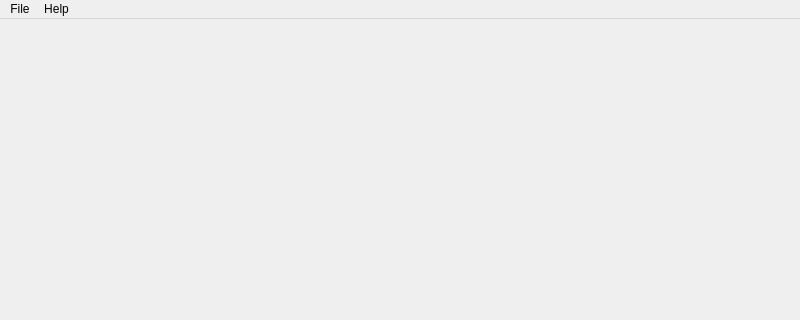
hondajke/waterLevelPredictor, file window.ui: the form before one commit; both pictures show x 0 to 800 and y 0 to 320 of the 800 by 600 pixel window.
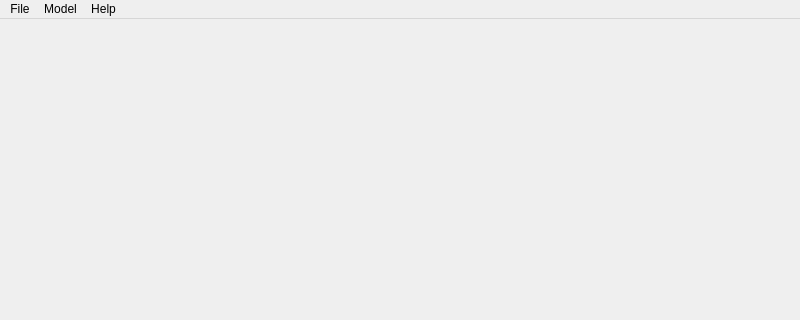
The form after the commit.

Commit message: My part of job has done

Diff of the .ui file:
```diff
--- a/window.ui
+++ b/window.ui
@@ -32,11 +32,18 @@
    </widget>
    <widget class="QMenu" name="menuHelp">
     <property name="title">
+     <string>Model</string>
+    </property>
+    <addaction name="actionPredict"/>
+   </widget>
+   <widget class="QMenu" name="menuHelp_2">
+    <property name="title">
      <string>Help</string>
     </property>
    </widget>
    <addaction name="menuFile"/>
    <addaction name="menuHelp"/>
+   <addaction name="menuHelp_2"/>
   </widget>
   <widget class="QStatusBar" name="statusbar"/>
   <action name="actionSelect_Data">
```
Left out of the diff: 5 changed lines with no effect on the pictures. The commit also changes 2 other files.
